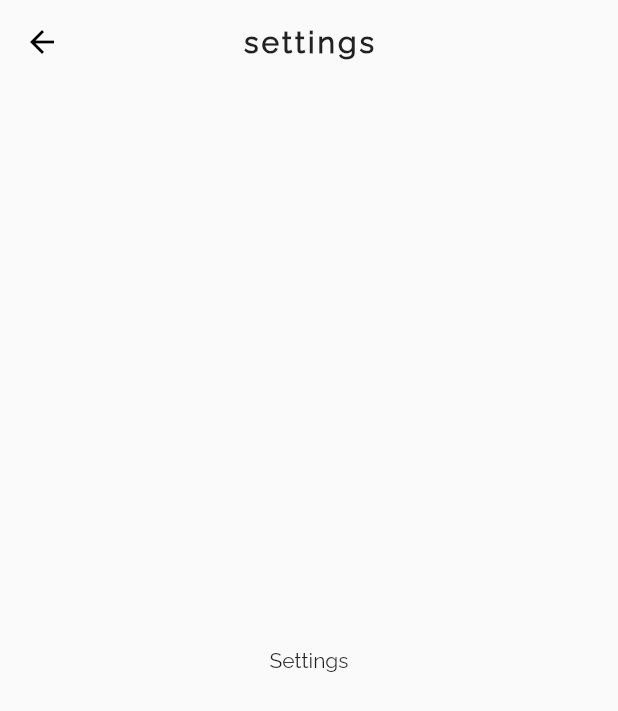
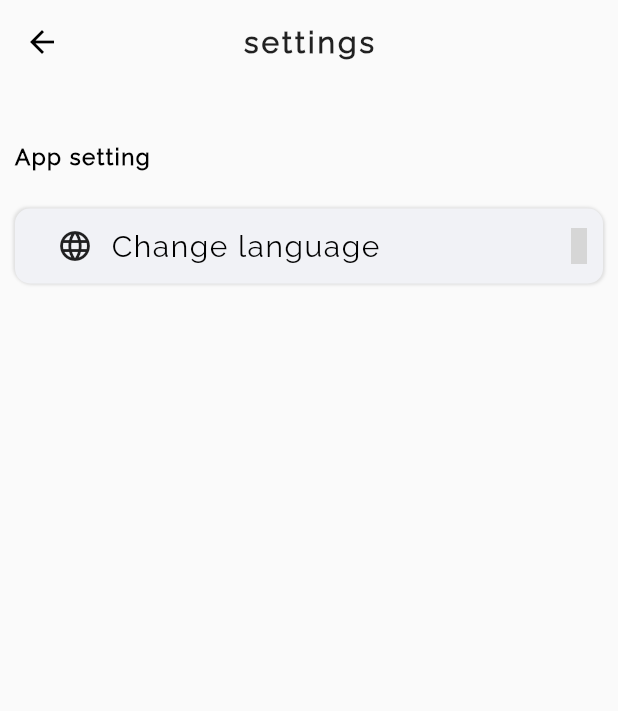
Before and after one commit to Y-KUN-21/HireMeApp2, a Flutter app: the Settings screen opened directly, on a phone screen of 412 x 824 dp. Shown: the top 711 px of the screen. Run offline on Flutter 3.47's test engine with Material 2 defaults, Android fonts, the phone set to English and light mode, and no system bars; drawn by our look-alikes of auto_size_text; our stand-ins replace eva_icons_flutter; network calls fail; grey boxes are pictures that could not be loaded.

Commit message:
cahnge language setting

```diff
--- a/lib/about.dart
+++ b/lib/about.dart
@@ -22,6 +22,7 @@ class _AboutPageState extends State<AboutPage> {
         centerTitle: true,
       ),
       body: Container(
+        color: Colors.white,
         margin: EdgeInsets.fromLTRB(10, 0, 10, 0),
         child: Center(
           child: Wrap(
--- a/lib/commons/reAutoSizeText.dart
+++ b/lib/commons/reAutoSizeText.dart
@@ -25,6 +25,7 @@ class ReAutoSizeText extends StatelessWidget {
       minFontSize: fontsize - 3,
       maxLines: maxlines ?? 1,
       overflow: TextOverflow.ellipsis,
+      textAlign: TextAlign.center,
       style: TextStyle(
           letterSpacing: letterSpacing ?? 1.0,
           fontWeight: fontWeight,
--- a/lib/constrants.dart
+++ b/lib/constrants.dart
@@ -1,7 +1,7 @@
 import 'package:flutter/material.dart';
 
 Color backgroundcolor = Color(0xFFF1F2F6);
-Color bgColor = Color.fromRGBO(61, 64, 91, 1);
+Color bgColor = Color.fromRGBO(100, 128, 252, 1);
 Color shadowcolor = Color(0xFFDADFF0);
 Color textcolor = Color(0xFF707070);
 Color selectedLabelText = Colors.black;
--- /dev/null
+++ b/lib/dropdownbutton.dart
@@ -0,0 +1,78 @@
+import 'package:eva_icons_flutter/eva_icons_flutter.dart';
+import 'package:flutter/material.dart';
+import 'package:hire_me/commons/reAutoSizeText.dart';
+import 'package:hire_me/constrants.dart';
+import 'package:hire_me/language/languages.dart';
+
+class DropDownButton extends StatefulWidget {
+  @override
+  _DropDownButtonState createState() => _DropDownButtonState();
+}
+
+class _DropDownButtonState extends State<DropDownButton> {
+  String _selectedlang = "Change language";
+
+  @override
+  Widget build(BuildContext context) {
+    var mediasize = MediaQuery.of(context).size.width;
+    return Row(
+      mainAxisAlignment: MainAxisAlignment.spaceBetween,
+      children: [
+        Container(
+          height: 50,
+          width: MediaQuery.of(context).size.width - 20,
+          decoration: boxDecoration,
+          child: DropdownButtonHideUnderline(
+            child: ButtonTheme(
+              alignedDropdown: true,
+              child: DropdownButton(
+                onChanged: (Language language) {
+                  setState(() {
+                    _selectedlang = language.name;
+                  });
+                  print(language.name);
+                },
+                hint: Row(
+                  children: <Widget>[
+                    Padding(
+                      padding: EdgeInsets.symmetric(horizontal: 12.0),
+                      child: Icon(Icons.language_outlined),
+                    ),
+                    ReAutoSizeText(
+                      text: _selectedlang ?? "Change language",
+                      fontsize: 20,
+                    ),
+                  ],
+                ),
+                icon: Align(
+                    alignment: Alignment.centerRight,
+                    child: Container(
+                        margin:
+                            EdgeInsets.only(top: 0.0, left: mediasize - 300.0),
+                        child: Icon(EvaIcons.arrowDownOutline))),
+                dropdownColor: Colors.white,
+                items: Language.languageList()
+                    .map<DropdownMenuItem<Language>>((lang) => DropdownMenuItem(
+                          value: lang,
+                          child: Row(
+                            mainAxisAlignment: MainAxisAlignment.spaceBetween,
+                            children: [
+                              Text(lang.name),
+                              Text(
+                                lang.code.toUpperCase(),
+                                style: TextStyle(
+                                    color: Colors.black,
+                                    fontWeight: FontWeight.bold),
+                              )
+                            ],
+                          ),
+                        ))
+                    .toList(),
+              ),
+            ),
+          ),
+        ),
+      ],
+    );
+  }
+}
--- a/lib/main.dart
+++ b/lib/main.dart
@@ -1,6 +1,7 @@
 import 'package:flutter/material.dart';
 import 'package:hire_me/profile/profile.dart';
 import 'package:hire_me/side_navbar.dart';
+import 'package:flutter_localizations/flutter_localizations.dart';
 
 void main() {
   runApp(MyApp());
@@ -21,10 +22,18 @@ Map<int, Color> color = {
 MaterialColor colorCustom = MaterialColor(0xFFfafafa, color);
 
 class MyApp extends StatelessWidget {
-  // This widget is the root of your application.
   @override
   Widget build(BuildContext context) {
     return MaterialApp(
+        localizationsDelegates: [
+          GlobalMaterialLocalizations.delegate,
+          GlobalWidgetsLocalizations.delegate,
+          GlobalCupertinoLocalizations.delegate,
+        ],
+        supportedLocales: [
+          const Locale('en', 'US'),
+          const Locale('hi', 'IN'),
+        ],
         initialRoute: '/sidenavbar',
         routes: {
           '/profile': (context) => Profile(),
--- a/lib/myHome.dart
+++ b/lib/myHome.dart
@@ -1,5 +1,6 @@
 import 'package:flutter/material.dart';
 import 'package:hire_me/commons/category_pills.dart';
+import 'package:hire_me/constrants.dart';
 
 class MyHome extends StatefulWidget {
   @override
@@ -128,7 +129,7 @@ class _MyHomeState extends State<MyHome> {
                 ),
               ),
               decoration: BoxDecoration(
-                color: Color.fromRGBO(61, 64, 91, 1),
+                color: bgColor,
               ),
             ),
             Padding(
--- a/lib/settings.dart
+++ b/lib/settings.dart
@@ -1,6 +1,13 @@
 import 'package:flutter/material.dart';
+import 'package:hire_me/commons/reAutoSizeText.dart';
+import 'package:hire_me/dropdownbutton.dart';
 
-class Settings extends StatelessWidget {
+class Settings extends StatefulWidget {
+  @override
+  _SettingsState createState() => _SettingsState();
+}
+
+class _SettingsState extends State<Settings> {
   @override
   Widget build(BuildContext context) {
     return Scaffold(
@@ -13,8 +20,22 @@ class Settings extends StatelessWidget {
         centerTitle: true,
       ),
       body: Container(
-        child: Center(
-          child: Text("Settings"),
+        child: Padding(
+          padding: const EdgeInsets.fromLTRB(10, 40, 10, 10),
+          child: Column(
+            crossAxisAlignment: CrossAxisAlignment.start,
+            children: [
+              ReAutoSizeText(
+                text: "App setting",
+                fontsize: 15,
+                fontWeight: FontWeight.bold,
+              ),
+              SizedBox(
+                height: 25,
+              ),
+              DropDownButton()
+            ],
+          ),
         ),
       ),
     );
--- a/lib/side_navbar.dart
+++ b/lib/side_navbar.dart
@@ -106,7 +106,16 @@ class _SideNavbarState extends State<SideNavbar>
     return Scaffold(
       backgroundColor: Colors.transparent,
       body: Container(
+        decoration: BoxDecoration(
             color: bgColor,
+            gradient: LinearGradient(
+              colors: [
+                Colors.blueAccent,
+                Color.fromRGBO(100, 128, 252, 1),
+              ],
+              begin: Alignment.centerRight,
+              end: Alignment.centerLeft,
+            )),
         child: SafeArea(
           child: Padding(
             padding: const EdgeInsets.symmetric(vertical: 40, horizontal: 20),
@@ -149,15 +158,15 @@ class _SideNavbarState extends State<SideNavbar>
   }
 
   Widget _drawerItems(IconData icon, String text, currentindex) {
-    return Padding(
-      padding: const EdgeInsets.symmetric(vertical: 15.0),
-      child: InkWell(
+    return InkWell(
       onTap: () {
         setState(() {
           _currentindex = currentindex;
         });
         close();
       },
+      child: Padding(
+        padding: const EdgeInsets.symmetric(vertical: 15.0),
         child: Row(
           children: [
             Icon(
```
Lines whose indentation alone changed are shown as unchanged.
